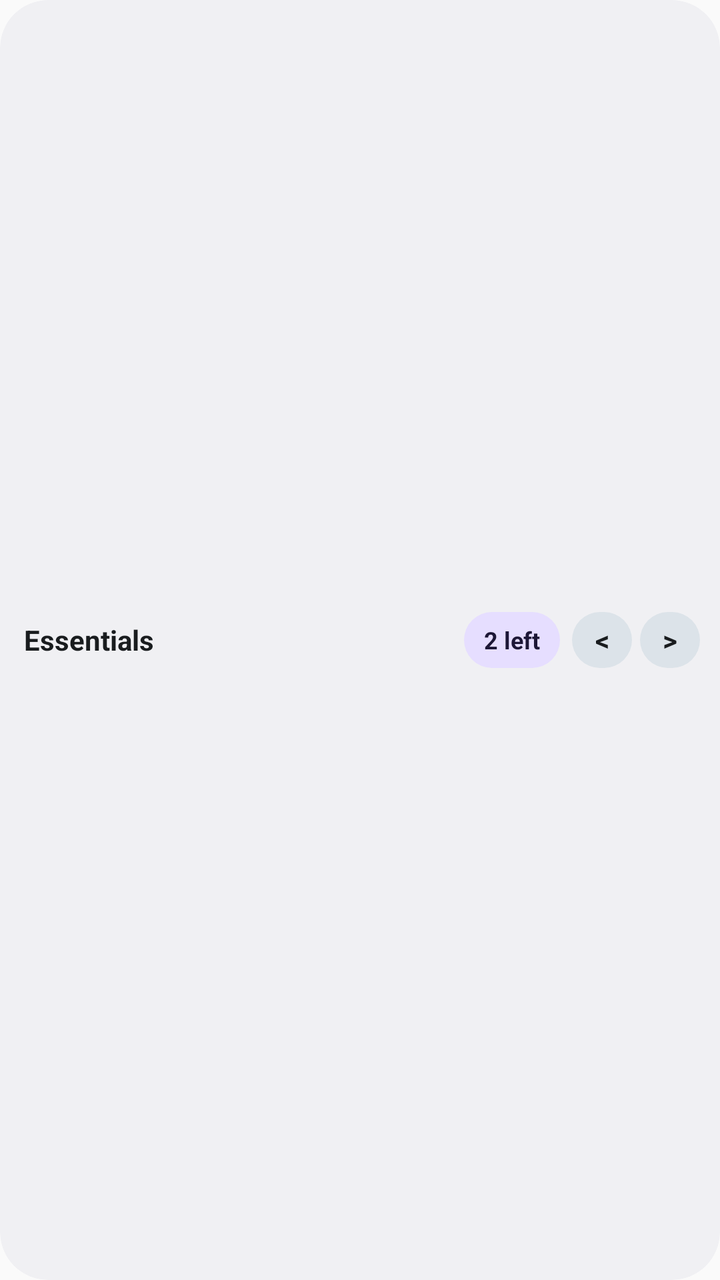
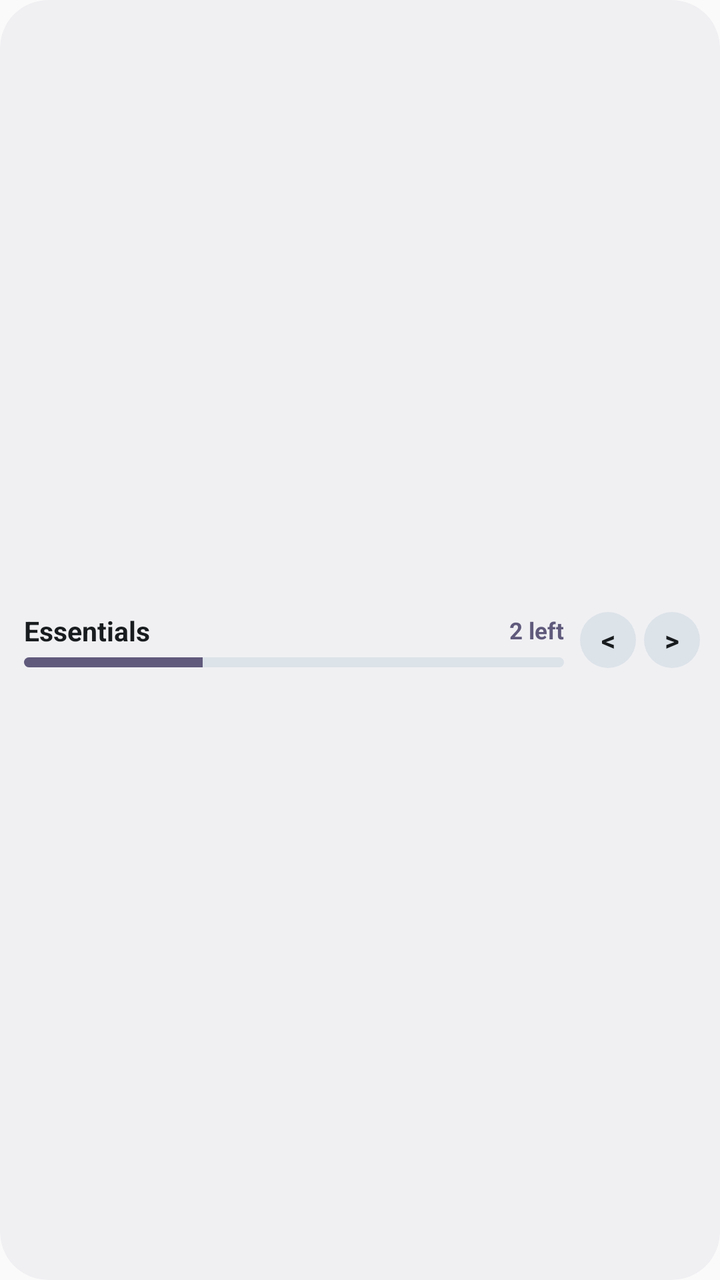

Two renders of the same Android screen: before a commit and after it. Below are the layout's source before the change and the commit's diff.
<!-- AndroidManifest.xml: application theme Theme.TotalCheck -->
<!-- res/layout/widget_preview_counter_bar.xml -->
<?xml version="1.0" encoding="utf-8"?>
<LinearLayout xmlns:android="http://schemas.android.com/apk/res/android"
    android:layout_width="match_parent"
    android:layout_height="match_parent"
    android:background="@drawable/widget_bg_rounded"
    android:clipToOutline="true"
    android:gravity="center_vertical"
    android:orientation="horizontal"
    android:paddingBottom="6dp"
    android:paddingEnd="10dp"
    android:paddingStart="12dp"
    android:paddingTop="6dp">

    <TextView
        android:layout_width="0dp"
        android:layout_height="wrap_content"
        android:layout_weight="1"
        android:ellipsize="end"
        android:maxLines="1"
        android:text="@string/widget_preview_title"
        android:textColor="@color/widget_on_surface"
        android:textSize="14sp"
        android:textStyle="bold" />

    <TextView
        android:layout_width="wrap_content"
        android:layout_height="28dp"
        android:layout_marginStart="6dp"
        android:background="@drawable/widget_pill_tertiary_container"
        android:ellipsize="end"
        android:gravity="center"
        android:maxLines="1"
        android:paddingEnd="10dp"
        android:paddingStart="10dp"
        android:text="@string/widget_preview_count"
        android:textColor="@color/widget_on_tertiary_container"
        android:textSize="12sp"
        android:textStyle="bold" />

    <TextView
        android:layout_width="30dp"
        android:layout_height="28dp"
        android:layout_marginStart="6dp"
        android:background="@drawable/widget_pill_surface_variant"
        android:gravity="center"
        android:maxLines="1"
        android:text="@string/widget_prev_checklist"
        android:textColor="@color/widget_on_surface"
        android:textSize="14sp"
        android:textStyle="bold" />

    <TextView
        android:layout_width="30dp"
        android:layout_height="28dp"
        android:layout_marginStart="4dp"
        android:background="@drawable/widget_pill_surface_variant"
        android:gravity="center"
        android:maxLines="1"
        android:text="@string/widget_next_checklist"
        android:textColor="@color/widget_on_surface"
        android:textSize="14sp"
        android:textStyle="bold" />
</LinearLayout>
<!-- resources referenced by this layout -->
<resources>
  <color name="widget_on_surface">#181C24</color>
  <color name="widget_on_tertiary_container">#3A2000</color>
  <!-- drawable widget_bg_rounded (drawable) -->
  <?xml version="1.0" encoding="utf-8"?>
  <shape xmlns:android="http://schemas.android.com/apk/res/android"
      android:shape="rectangle">
      <solid android:color="@color/widget_bg" />
      <corners android:radius="24dp" />
  </shape>
  <!-- drawable widget_pill_surface_variant (drawable) -->
  <?xml version="1.0" encoding="utf-8"?>
  <ripple xmlns:android="http://schemas.android.com/apk/res/android"
      android:color="@color/widget_ripple">
      <item android:id="@android:id/mask">
          <shape android:shape="rectangle">
              <solid android:color="#FFFFFFFF" />
              <corners android:radius="999dp" />
          </shape>
      </item>
      <item>
          <shape android:shape="rectangle">
              <solid android:color="@color/widget_surface_variant" />
              <corners android:radius="999dp" />
          </shape>
      </item>
  </ripple>
  <!-- drawable widget_pill_tertiary_container (drawable) -->
  <?xml version="1.0" encoding="utf-8"?>
  <ripple xmlns:android="http://schemas.android.com/apk/res/android"
      android:color="@color/widget_ripple">
      <item android:id="@android:id/mask">
          <shape android:shape="rectangle">
              <solid android:color="#FFFFFFFF" />
              <corners android:radius="999dp" />
          </shape>
      </item>
      <item>
          <shape android:shape="rectangle">
              <solid android:color="@color/widget_tertiary_container" />
              <corners android:radius="999dp" />
          </shape>
      </item>
  </ripple>
  <string name="widget_next_checklist">&gt;</string>
  <string name="widget_prev_checklist">&lt;</string>
  <string name="widget_preview_count">2 left</string>
  <string name="widget_preview_title">Essentials</string>
  <style name="Theme.TotalCheck" parent="android:Theme.Material.Light.NoActionBar" />
  <color name="widget_bg">#F3F5FA</color>
  <color name="widget_ripple">#26181C24</color>
  <color name="widget_surface_variant">#E1E7F2</color>
  <color name="widget_tertiary_container">#FFE8C2</color>
</resources>

<!-- the commit's change to res/layout/widget_preview_counter_bar.xml (unified diff, before → after) -->
@@ -11,36 +11,55 @@
     android:paddingStart="12dp"
     android:paddingTop="6dp">
 
-    <TextView
+    <LinearLayout
         android:layout_width="0dp"
-        android:layout_height="wrap_content"
+        android:layout_height="match_parent"
         android:layout_weight="1"
-        android:ellipsize="end"
-        android:maxLines="1"
-        android:text="@string/widget_preview_title"
-        android:textColor="@color/widget_on_surface"
-        android:textSize="14sp"
-        android:textStyle="bold" />
+        android:gravity="center_vertical"
+        android:orientation="vertical">
+
+        <LinearLayout
+            android:layout_width="match_parent"
+            android:layout_height="wrap_content"
+            android:gravity="center_vertical"
+            android:orientation="horizontal">
+
+            <TextView
+                android:layout_width="0dp"
+                android:layout_height="wrap_content"
+                android:layout_weight="1"
+                android:ellipsize="end"
+                android:maxLines="1"
+                android:text="@string/widget_preview_title"
+                android:textColor="@color/widget_on_surface"
+                android:textSize="13.5sp"
+                android:textStyle="bold" />
+
+            <TextView
+                android:layout_width="wrap_content"
+                android:layout_height="wrap_content"
+                android:layout_marginStart="6dp"
+                android:maxLines="1"
+                android:text="@string/widget_preview_count"
+                android:textColor="@color/widget_tertiary"
+                android:textSize="11.5sp"
+                android:textStyle="bold" />
+        </LinearLayout>
+
+        <ProgressBar
+            style="?android:attr/progressBarStyleHorizontal"
+            android:layout_width="match_parent"
+            android:layout_height="5dp"
+            android:layout_marginTop="4dp"
+            android:max="100"
+            android:progress="33"
+            android:progressDrawable="@drawable/widget_progress_active" />
+    </LinearLayout>
 
     <TextView
-        android:layout_width="wrap_content"
+        android:layout_width="28dp"
         android:layout_height="28dp"
-        android:layout_marginStart="6dp"
-        android:background="@drawable/widget_pill_tertiary_container"
-        android:ellipsize="end"
-        android:gravity="center"
-        android:maxLines="1"
-        android:paddingEnd="10dp"
-        android:paddingStart="10dp"
-        android:text="@string/widget_preview_count"
-        android:textColor="@color/widget_on_tertiary_container"
-        android:textSize="12sp"
-        android:textStyle="bold" />
-
-    <TextView
-        android:layout_width="30dp"
-        android:layout_height="28dp"
-        android:layout_marginStart="6dp"
+        android:layout_marginStart="8dp"
         android:background="@drawable/widget_pill_surface_variant"
         android:gravity="center"
         android:maxLines="1"
@@ -50,7 +69,7 @@
         android:textStyle="bold" />
 
     <TextView
-        android:layout_width="30dp"
+        android:layout_width="28dp"
         android:layout_height="28dp"
         android:layout_marginStart="4dp"
         android:background="@drawable/widget_pill_surface_variant"
<!-- resource entries referenced after the edit -->
@@ -1,7 +1,7 @@
 <!-- resources referenced by this layout -->
 <resources>
   <color name="widget_on_surface">#181C24</color>
-  <color name="widget_on_tertiary_container">#3A2000</color>
+  <color name="widget_tertiary">#D97706</color>
   <!-- drawable widget_bg_rounded (drawable) -->
   <?xml version="1.0" encoding="utf-8"?>
   <shape xmlns:android="http://schemas.android.com/apk/res/android"
@@ -26,23 +26,24 @@
           </shape>
       </item>
   </ripple>
-  <!-- drawable widget_pill_tertiary_container (drawable) -->
+  <!-- drawable widget_progress_active (drawable) -->
   <?xml version="1.0" encoding="utf-8"?>
-  <ripple xmlns:android="http://schemas.android.com/apk/res/android"
-      android:color="@color/widget_ripple">
-      <item android:id="@android:id/mask">
+  <layer-list xmlns:android="http://schemas.android.com/apk/res/android">
+      <item android:id="@android:id/background">
           <shape android:shape="rectangle">
-              <solid android:color="#FFFFFFFF" />
+              <solid android:color="@color/widget_surface_variant" />
               <corners android:radius="999dp" />
           </shape>
       </item>
-      <item>
-          <shape android:shape="rectangle">
-              <solid android:color="@color/widget_tertiary_container" />
-              <corners android:radius="999dp" />
-          </shape>
+      <item android:id="@android:id/progress">
+          <clip>
+              <shape android:shape="rectangle">
+                  <solid android:color="@color/widget_tertiary" />
+                  <corners android:radius="999dp" />
+              </shape>
+          </clip>
       </item>
-  </ripple>
+  </layer-list>
   <string name="widget_next_checklist">&gt;</string>
   <string name="widget_prev_checklist">&lt;</string>
   <string name="widget_preview_count">2 left</string>
@@ -51,6 +52,5 @@
   <color name="widget_bg">#F3F5FA</color>
   <color name="widget_ripple">#26181C24</color>
   <color name="widget_surface_variant">#E1E7F2</color>
-  <color name="widget_tertiary_container">#FFE8C2</color>
 </resources>
 
